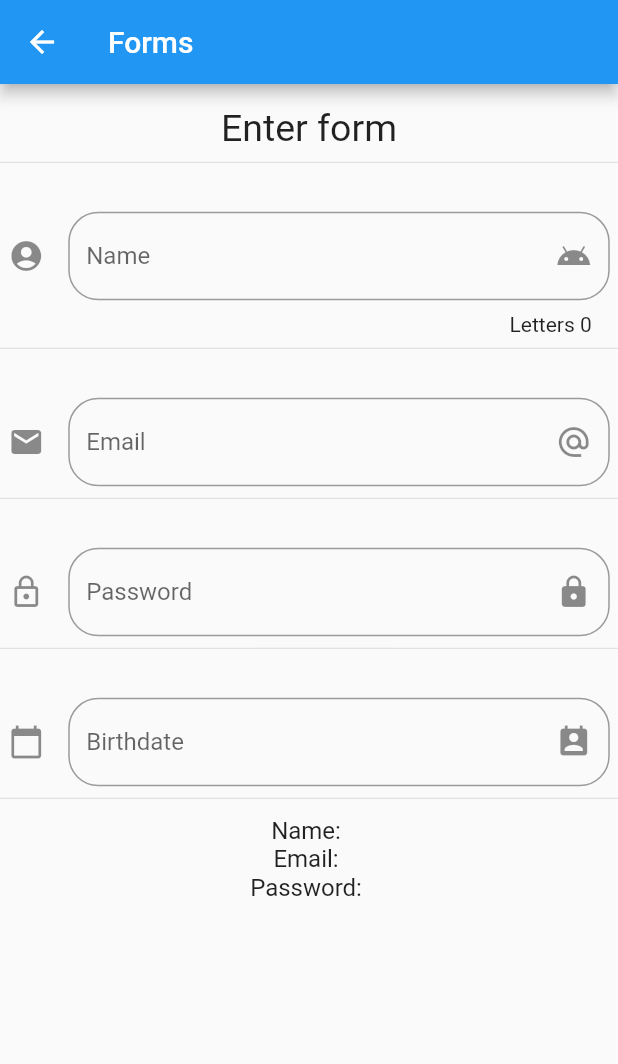
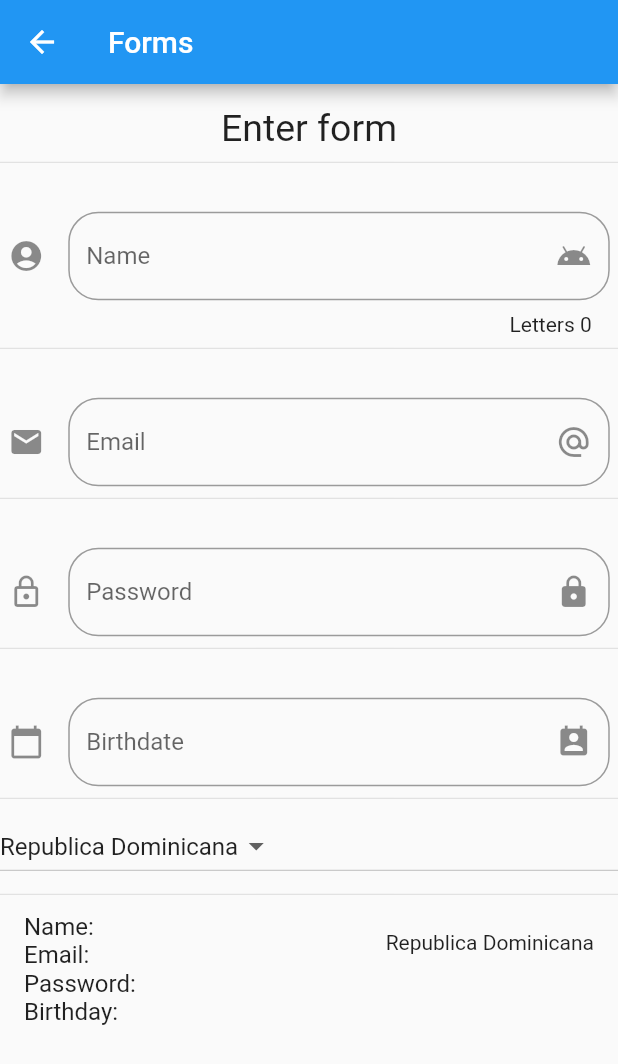
Before and after one commit to claudio-familia/ComponentsFlutter, a Flutter app: the FormsPage screen opened by its route, on a phone screen of 412 x 824 dp. Shown: the top 1064 px of the screen. Run offline on Flutter 3.47's test engine with Material 2 defaults, Android fonts, the phone set to English and light mode, and no system bars.

Commit message:
Inclusion de sliderPage y dropdown en formsPage

```diff
--- a/data/menu_opts.json
+++ b/data/menu_opts.json
@@ -25,6 +25,11 @@
             "ruta" : "forms",
             "icon" : "send",
             "texto": "Forms"
+        },
+        {
+            "ruta" : "sliders",
+            "icon" : "image",
+            "texto": "sliders"
         }
     ]
 }
--- a/lib/src/pages/forms_page.dart
+++ b/lib/src/pages/forms_page.dart
@@ -10,6 +10,9 @@ class _FormsPageState extends State<FormsPage> {
   String _email = "";
   String _password = "";
   String _date = "";
+  String _country = "Republica Dominicana";
+
+  List<String> _countryList = ["Republica Dominicana", "Haiti", "Cuba", "Puerto Rico", "Jamaica"];
 
   TextEditingController _dateFieldController = new TextEditingController();
 
@@ -37,14 +40,19 @@ class _FormsPageState extends State<FormsPage> {
              Divider(),
              _getTextDateSelector(context),
              Divider(),
+             _getDropDownCountries(),
+             Divider(),
              ListTile(
                title: Column(
+                 crossAxisAlignment: CrossAxisAlignment.start,
                  children: <Widget>[
                    Text('Name: $_name'),
                    Text('Email: $_email'),
-                   Text('Password: ${'*'*(_password.length)}')
+                   Text('Password: ${'*'*(_password.length)}'),
+                   Text('Birthday: $_date'),
                  ],
                ),
+               trailing: Text('$_country'),
              )
            ],
         ),
@@ -124,7 +132,7 @@ class _FormsPageState extends State<FormsPage> {
     );
   }
 
-   _getTextDateSelector(BuildContext context) {
+  _getTextDateSelector(BuildContext context) {
      return Container(
       padding: EdgeInsets.only(left: 5.5, right: 5.5, top: 25),
       child: TextField(
@@ -162,4 +170,26 @@ class _FormsPageState extends State<FormsPage> {
       });
     }
   }
+
+ _getDropDownCountries(){
+   List<DropdownMenuItem> _options = new List();
+
+   _countryList.forEach((country){
+     _options.add(DropdownMenuItem(
+       child: Text(country),
+       value: country,
+     ));
+   });
+
+   return DropdownButton(
+     items: _options,
+     value: _country,
+     onChanged: (item){
+       setState(() {
+         _country = item;
+       });
+      print(item);
+     },
+   );
+ }
 }
--- a/lib/src/routes/routes.dart
+++ b/lib/src/routes/routes.dart
@@ -1,3 +1,4 @@
+import 'package:components/src/pages/slider_page.dart';
 import 'package:flutter/material.dart';
 
 import 'package:components/src/pages/home_page.dart';
@@ -16,5 +17,6 @@ Map<String, WidgetBuilder> getApplicationRoutes(){
     'card'              : (BuildContext context) => CardPage(),
     'animatedContainer' : (BuildContext context) => AnimatedContainerPage(),
     'forms'             : (BuildContext context) => FormsPage(),
+    'sliders'           : (BuildContext context) => SliderPage(),
   };
 }
--- a/lib/src/utils/icons_utils.dart
+++ b/lib/src/utils/icons_utils.dart
@@ -6,6 +6,7 @@ Map<String, IconData> _icons = {
   'folder_open'   : Icons.folder_open,
   'live_tv'       : Icons.live_tv,
   'send'          : Icons.send,
+  'image'          : Icons.image,
 };
 
 
```
Also changed, not shown: lib/src/pages/slider_page.dart (added, +57 -0 lines).
